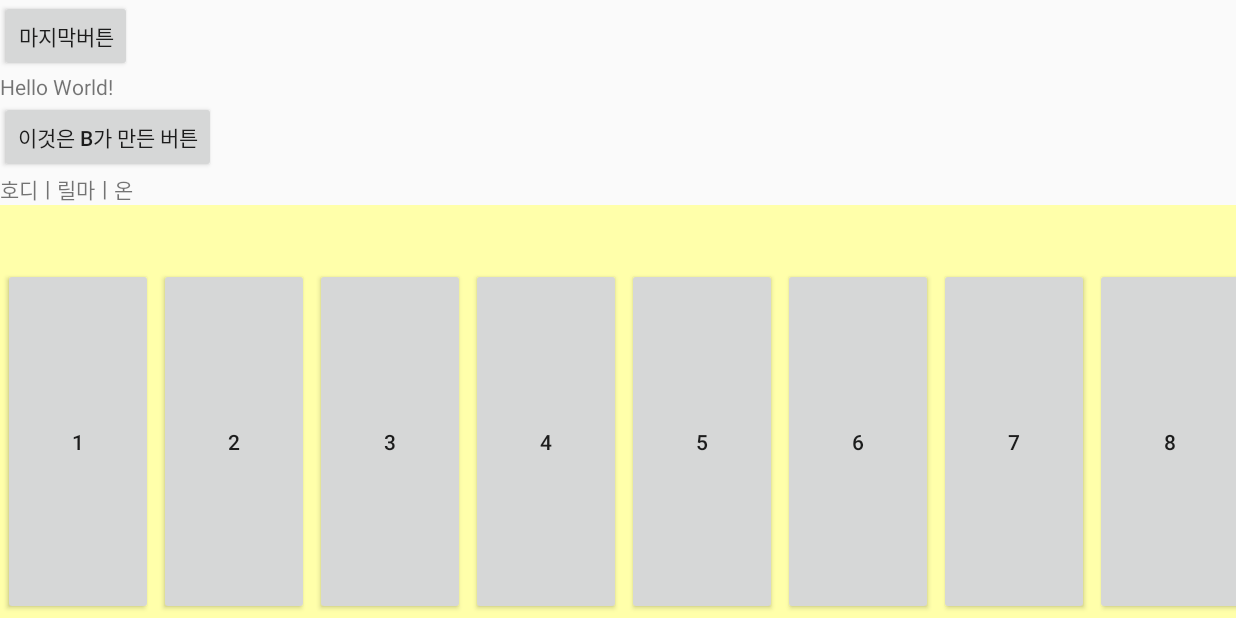
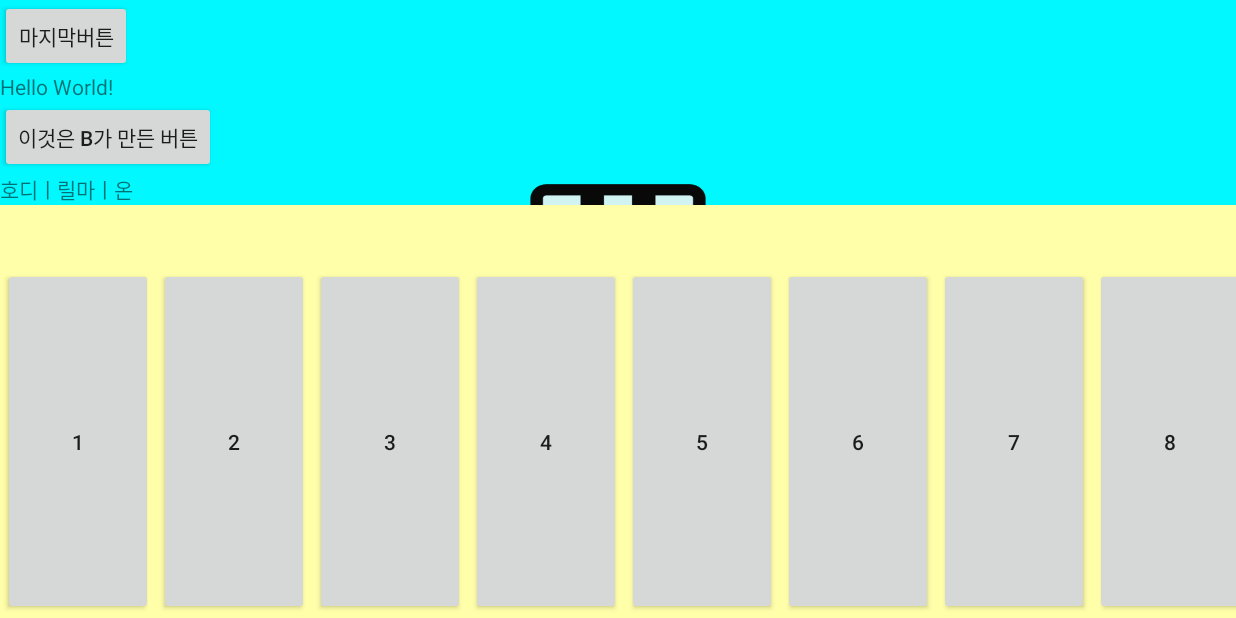
Before and after one commit to BlackLair/githubtest, an Android app: the screen it shows after launch (MainActivity), on a phone screen of 824 x 412 dp (held sideways). Run offline under Robolectric (Android 15) with nearby library versions, the phone set to English and light mode, and no system bars.

Commit message:
로딩화면 구현

```diff
--- a/app/src/main/AndroidManifest.xml
+++ b/app/src/main/AndroidManifest.xml
@@ -9,7 +9,7 @@
         android:roundIcon="@mipmap/ic_launcher_round"
         android:supportsRtl="true"
         android:theme="@style/Theme.Githubtest">
-        <activity android:name=".MainActivity"
+        <activity android:name=".SplashActivity"
             android:screenOrientation="landscape">
             <intent-filter>
                 <action android:name="android.intent.action.MAIN" />
@@ -17,6 +17,10 @@
                 <category android:name="android.intent.category.LAUNCHER" />
             </intent-filter>
         </activity>
+        <activity android:name=".MainActivity"
+            android:screenOrientation="landscape">
+
+        </activity>
     </application>
 
 </manifest>
--- /dev/null
+++ b/app/src/main/java/com/example/githubtest/SplashActivity.java
@@ -0,0 +1,22 @@
+package com.example.githubtest;
+
+import android.app.Activity;
+import android.content.Intent;
+import android.os.Bundle;
+
+import androidx.annotation.Nullable;
+
+public class SplashActivity extends Activity {
+    @Override
+    protected void onCreate(@Nullable Bundle savedInstanceState){
+        super.onCreate(savedInstanceState);
+
+        try{
+            Thread.sleep(3000);
+        }catch(InterruptedException e){
+            e.printStackTrace();
+        }
+        startActivity(new Intent(this, MainActivity.class));
+        finish();
+    }
+}
--- a/app/src/main/res/values/themes.xml
+++ b/app/src/main/res/values/themes.xml
@@ -13,5 +13,6 @@
         <item name="android:statusBarColor" tools:targetApi="l">?attr/colorPrimaryVariant</item>
         <!-- Customize your theme here. -->
         <item name="android:windowFullscreen">true</item>
+        <item name="android:windowBackground">@drawable/loading</item>
     </style>
 </resources>
```
Also changed, not shown: app/src/main/res/drawable/loading.jpg (added).
